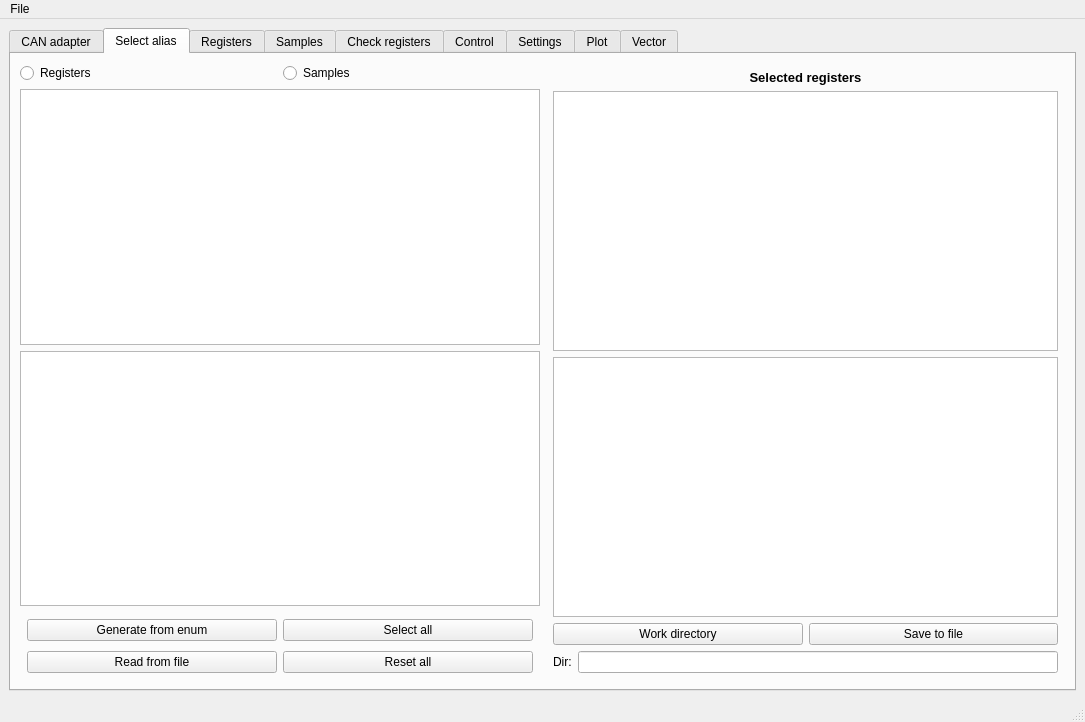
First picture: the form in mainwindow.ui, repository totktobroditvokrug/EL205-QT, before the edit.
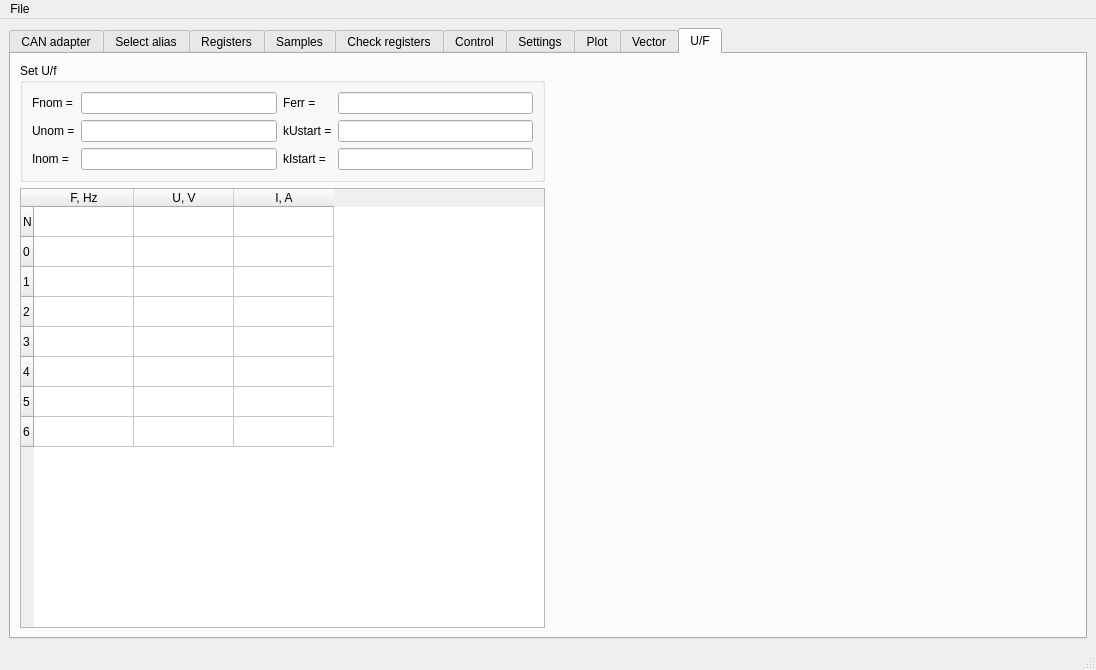
Second picture: the form after the edit. The open tabs and pages were chosen to show the change. Custom widgets are drawn as their Qt base class.

```diff
--- a/mainwindow.ui
+++ b/mainwindow.ui
@@ -6,8 +6,8 @@
    <rect>
     <x>0</x>
     <y>0</y>
-    <width>1085</width>
-    <height>722</height>
+    <width>1096</width>
+    <height>670</height>
    </rect>
   </property>
   <property name="windowTitle">
@@ -2731,6 +2731,159 @@
         </item>
        </layout>
       </widget>
+      <widget class="QWidget" name="tab_u_f">
+       <attribute name="title">
+        <string>U/F</string>
+       </attribute>
+       <layout class="QGridLayout" name="gridLayout_25">
+        <item row="0" column="0">
+         <layout class="QVBoxLayout" name="verticalLayout_25">
+          <item>
+           <widget class="QGroupBox" name="groupBox_3">
+            <property name="title">
+             <string>Set U/f</string>
+            </property>
+            <layout class="QGridLayout" name="gridLayout_23">
+             <item row="0" column="0">
+              <layout class="QGridLayout" name="gridLayout_22">
+               <item row="0" column="0">
+                <widget class="QLabel" name="label_f_nom">
+                 <property name="text">
+                  <string>Fnom =</string>
+                 </property>
+                </widget>
+               </item>
+               <item row="0" column="1">
+                <widget class="QLineEdit" name="lineEdit_f_nom"/>
+               </item>
+               <item row="0" column="2">
+                <widget class="QLabel" name="label_f_err">
+                 <property name="text">
+                  <string>Ferr =</string>
+                 </property>
+                </widget>
+               </item>
+               <item row="0" column="3">
+                <widget class="QLineEdit" name="lineEdit_f_err"/>
+               </item>
+               <item row="1" column="0">
+                <widget class="QLabel" name="label_u_nom">
+                 <property name="text">
+                  <string>Unom =</string>
+                 </property>
+                </widget>
+               </item>
+               <item row="1" column="1">
+                <widget class="QLineEdit" name="lineEdit_u_nom"/>
+               </item>
+               <item row="1" column="2">
+                <widget class="QLabel" name="label_ku_start">
+                 <property name="text">
+                  <string>kUstart =</string>
+                 </property>
+                </widget>
+               </item>
+               <item row="1" column="3">
+                <widget class="QLineEdit" name="lineEdit_ku_start"/>
+               </item>
+               <item row="2" column="0">
+                <widget class="QLabel" name="label_i_nom">
+                 <property name="text">
+                  <string>Inom =</string>
+                 </property>
+                </widget>
+               </item>
+               <item row="2" column="1">
+                <widget class="QLineEdit" name="lineEdit_i_nom"/>
+               </item>
+               <item row="2" column="2">
+                <widget class="QLabel" name="label_ki_start">
+                 <property name="text">
+                  <string>kIstart =</string>
+                 </property>
+                </widget>
+               </item>
+               <item row="2" column="3">
+                <widget class="QLineEdit" name="lineEdit_ki_start"/>
+               </item>
+              </layout>
+             </item>
+            </layout>
+           </widget>
+          </item>
+          <item>
+           <widget class="QTableWidget" name="table_UF">
+            <row>
+             <property name="text">
+              <string>N</string>
+             </property>
+            </row>
+            <row>
+             <property name="text">
+              <string>0</string>
+             </property>
+            </row>
+            <row>
+             <property name="text">
+              <string>1</string>
+             </property>
+            </row>
+            <row>
+             <property name="text">
+              <string>2</string>
+             </property>
+            </row>
+            <row>
+             <property name="text">
+              <string>3</string>
+             </property>
+            </row>
+            <row>
+             <property name="text">
+              <string>4</string>
+             </property>
+            </row>
+            <row>
+             <property name="text">
+              <string>5</string>
+             </property>
+            </row>
+            <row>
+             <property name="text">
+              <string>6</string>
+             </property>
+            </row>
+            <column>
+             <property name="text">
+              <string>F, Hz</string>
+             </property>
+            </column>
+            <column>
+             <property name="text">
+              <string>U, V</string>
+             </property>
+            </column>
+            <column>
+             <property name="text">
+              <string>I, A</string>
+             </property>
+            </column>
+           </widget>
+          </item>
+         </layout>
+        </item>
+        <item row="0" column="1">
+         <widget class="QCustomPlot" name="widget_plot_UF" native="true">
+          <property name="sizePolicy">
+           <sizepolicy hsizetype="Expanding" vsizetype="Expanding">
+            <horstretch>0</horstretch>
+            <verstretch>0</verstretch>
+           </sizepolicy>
+          </property>
+         </widget>
+        </item>
+       </layout>
+      </widget>
      </widget>
     </item>
    </layout>
@@ -2740,7 +2893,7 @@
     <rect>
      <x>0</x>
      <y>0</y>
-     <width>1085</width>
+     <width>1096</width>
      <height>26</height>
     </rect>
    </property>
```
Left out of the diff: 8 changed lines with no effect on the pictures.
